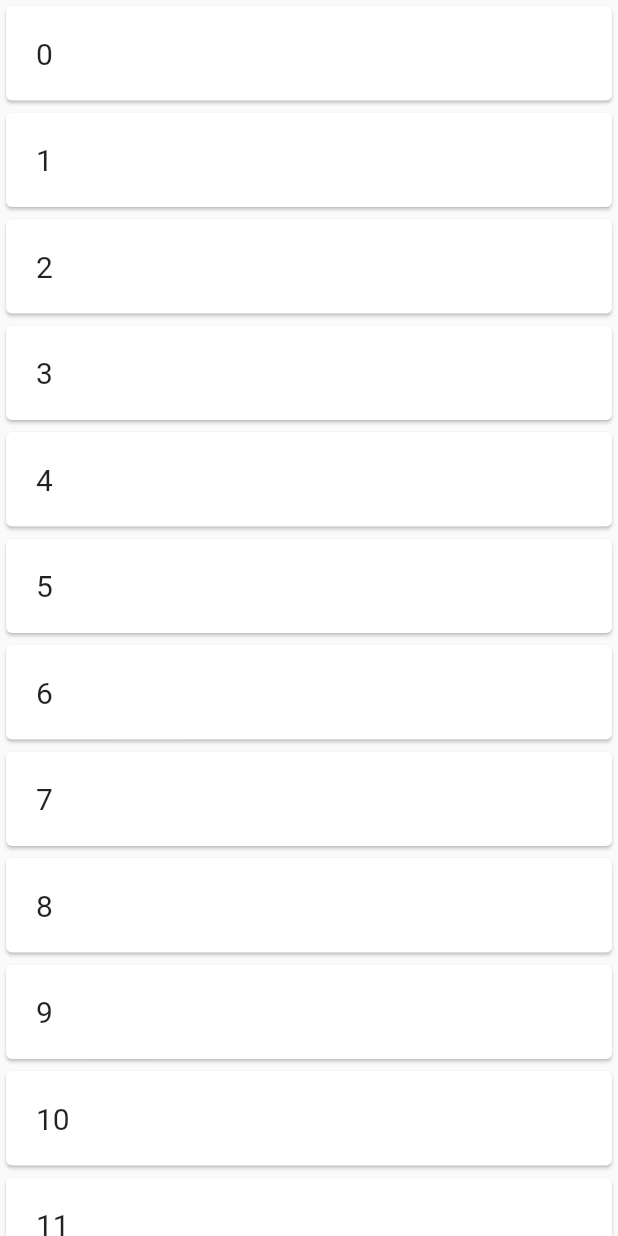
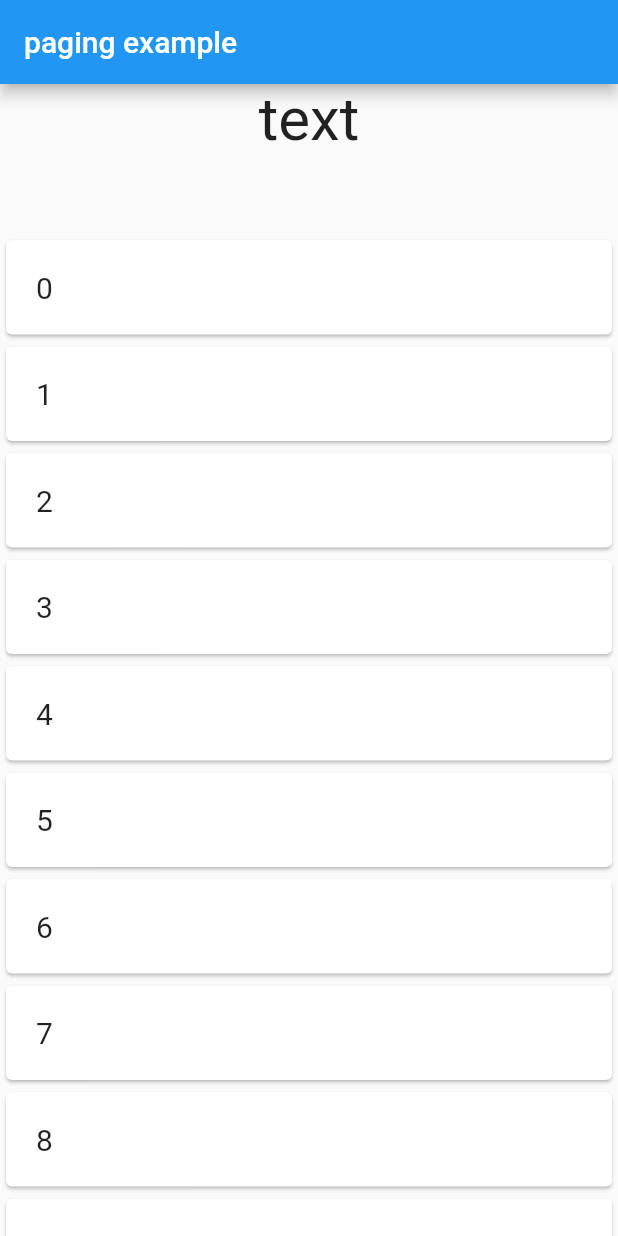
Before and after one commit to mrky125/flutter-paging-example, a Flutter app: the screen it shows after launch, on a phone screen of 412 x 824 dp. Run offline on Flutter 3.47's test engine with Material 2 defaults, Android fonts, the phone set to English and light mode, and no system bars.

Commit message:
add text area

```diff
--- a/lib/main.dart
+++ b/lib/main.dart
@@ -24,7 +24,20 @@ class _InfinityScrollPage extends StatelessWidget {
   @override
   Widget build(BuildContext context) {
     return Scaffold(
-      body: ListView.builder(
+        appBar: AppBar(
+          title: const Text("paging example"),
+        ),
+        body: Column(
+          children: [
+            const SizedBox(
+              height: 100,
+              child: Text(
+                "text",
+                style: TextStyle(fontSize: 40.0),
+              ),
+            ),
+            Flexible(
+              child: ListView.builder(
                 itemCount: 100,
                 itemBuilder: (BuildContext context, int index) {
                   return Card(
@@ -38,6 +51,8 @@ class _InfinityScrollPage extends StatelessWidget {
                   );
                 },
               ),
-    );
+            ),
+          ],
+        ));
   }
 }
```
Lines whose indentation alone changed are shown as unchanged.
